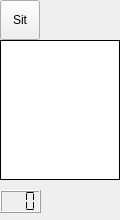
The window that aerolith/client/src/playerInfoForm.ui (domino14/aerolithdesktop) describes before a commit, drawn with Qt 5.
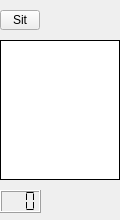
The same window after the commit. Icons and pictures are not drawn. Custom widgets are drawn as their Qt base class.

What changed in the file:
```diff
--- a/aerolith/client/src/playerInfoForm.ui
+++ b/aerolith/client/src/playerInfoForm.ui
@@ -46,7 +46,7 @@
   <widget class="QLabel" name="usernameLabel" >
    <property name="geometry" >
     <rect>
-     <x>45</x>
+     <x>40</x>
      <y>10</y>
      <width>80</width>
      <height>20</height>
@@ -73,9 +73,9 @@
      <property name="geometry" >
       <rect>
        <x>0</x>
-       <y>0</y>
+       <y>10</y>
        <width>40</width>
-       <height>40</height>
+       <height>20</height>
       </rect>
      </property>
      <property name="focusPolicy" >
@@ -125,9 +125,9 @@
    <property name="geometry" >
     <rect>
      <x>60</x>
-     <y>185</y>
-     <width>60</width>
-     <height>33</height>
+     <y>190</y>
+     <width>40</width>
+     <height>22</height>
     </rect>
    </property>
    <property name="text" >
```
